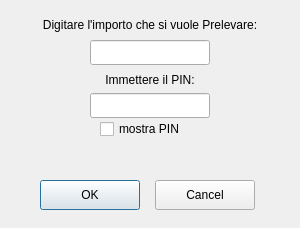
Above: project/prelievocontroller.ui from JacopoBucchioni/MyElaborato_TransazioniFinanziarie before the change. Below: the same form after it.
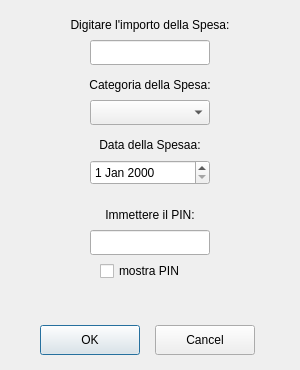
That is the form after the change.

Diff of the .ui file:
```diff
--- a/project/prelievocontroller.ui
+++ b/project/prelievocontroller.ui
@@ -7,19 +7,19 @@
     <x>0</x>
     <y>0</y>
     <width>300</width>
-    <height>228</height>
+    <height>370</height>
    </rect>
   </property>
   <property name="minimumSize">
    <size>
     <width>300</width>
-    <height>228</height>
+    <height>370</height>
    </size>
   </property>
   <property name="maximumSize">
    <size>
     <width>300</width>
-    <height>228</height>
+    <height>370</height>
    </size>
   </property>
   <property name="windowTitle">
@@ -42,7 +42,7 @@
    <property name="geometry">
     <rect>
      <x>90</x>
-     <y>93</y>
+     <y>230</y>
      <width>120</width>
      <height>25</height>
     </rect>
@@ -61,7 +61,7 @@
     </rect>
    </property>
    <property name="text">
-    <string>Digitare l'importo che si vuole Prelevare:</string>
+    <string>Digitare l'importo della Spesa:</string>
    </property>
    <property name="alignment">
     <set>Qt::AlignCenter</set>
@@ -71,7 +71,7 @@
    <property name="geometry">
     <rect>
      <x>0</x>
-     <y>65</y>
+     <y>200</y>
      <width>300</width>
      <height>30</height>
     </rect>
@@ -87,7 +87,7 @@
    <property name="geometry">
     <rect>
      <x>100</x>
-     <y>118</y>
+     <y>260</y>
      <width>111</width>
      <height>22</height>
     </rect>
@@ -100,7 +100,7 @@
    <property name="geometry">
     <rect>
      <x>0</x>
-     <y>144</y>
+     <y>290</y>
      <width>300</width>
      <height>30</height>
     </rect>
@@ -116,7 +116,7 @@
    <property name="geometry">
     <rect>
      <x>40</x>
-     <y>180</y>
+     <y>325</y>
      <width>100</width>
      <height>30</height>
     </rect>
@@ -129,7 +129,7 @@
    <property name="geometry">
     <rect>
      <x>155</x>
-     <y>180</y>
+     <y>325</y>
      <width>100</width>
      <height>30</height>
     </rect>
@@ -138,6 +138,58 @@
     <string>Cancel</string>
    </property>
   </widget>
+  <widget class="QComboBox" name="comboBox">
+   <property name="geometry">
+    <rect>
+     <x>90</x>
+     <y>100</y>
+     <width>120</width>
+     <height>25</height>
+    </rect>
+   </property>
+  </widget>
+  <widget class="QLabel" name="label_4">
+   <property name="geometry">
+    <rect>
+     <x>0</x>
+     <y>130</y>
+     <width>300</width>
+     <height>30</height>
+    </rect>
+   </property>
+   <property name="text">
+    <string>Data della Spesaa:</string>
+   </property>
+   <property name="alignment">
+    <set>Qt::AlignCenter</set>
+   </property>
+  </widget>
+  <widget class="QLabel" name="label_3">
+   <property name="geometry">
+    <rect>
+     <x>0</x>
+     <y>70</y>
+     <width>300</width>
+     <height>30</height>
+    </rect>
+   </property>
+   <property name="text">
+    <string>Categoria della Spesa:</string>
+   </property>
+   <property name="alignment">
+    <set>Qt::AlignCenter</set>
+   </property>
+  </widget>
+  <widget class="QDateEdit" name="dateEdit">
+   <property name="geometry">
+    <rect>
+     <x>90</x>
+     <y>160</y>
+     <width>120</width>
+     <height>25</height>
+    </rect>
+   </property>
+  </widget>
  </widget>
  <resources/>
  <connections/>
```
